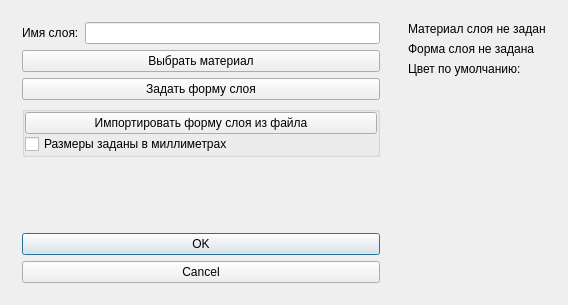
Old version of the form src/VWindowLayer.ui in the repository travenos/vari.
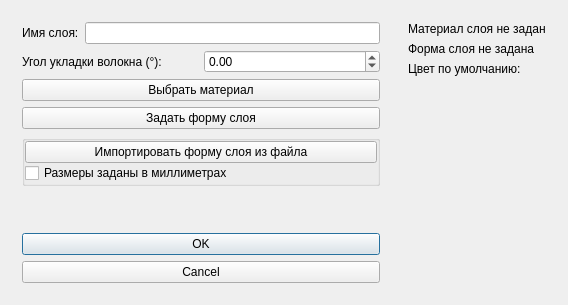
New version of the form.

Diff of the .ui file:
```diff
--- a/src/VWindowLayer.ui
+++ b/src/VWindowLayer.ui
@@ -41,6 +41,27 @@
          </item>
         </layout>
        </item>
+       <item>
+        <layout class="QHBoxLayout" name="angleLayout">
+         <item>
+          <widget class="QLabel" name="angleLabel">
+           <property name="text">
+            <string>Угол укладки волокна (°):</string>
+           </property>
+          </widget>
+         </item>
+         <item>
+          <widget class="QDoubleSpinBox" name="angleSpinBox">
+           <property name="minimum">
+            <double>-90.000000000000000</double>
+           </property>
+           <property name="maximum">
+            <double>90.000000000000000</double>
+           </property>
+          </widget>
+         </item>
+        </layout>
+       </item>
        <item>
         <widget class="QPushButton" name="chooseMaterialButton">
          <property name="text">
```
Left out of the diff: 3 changed lines with no effect on the pictures.
